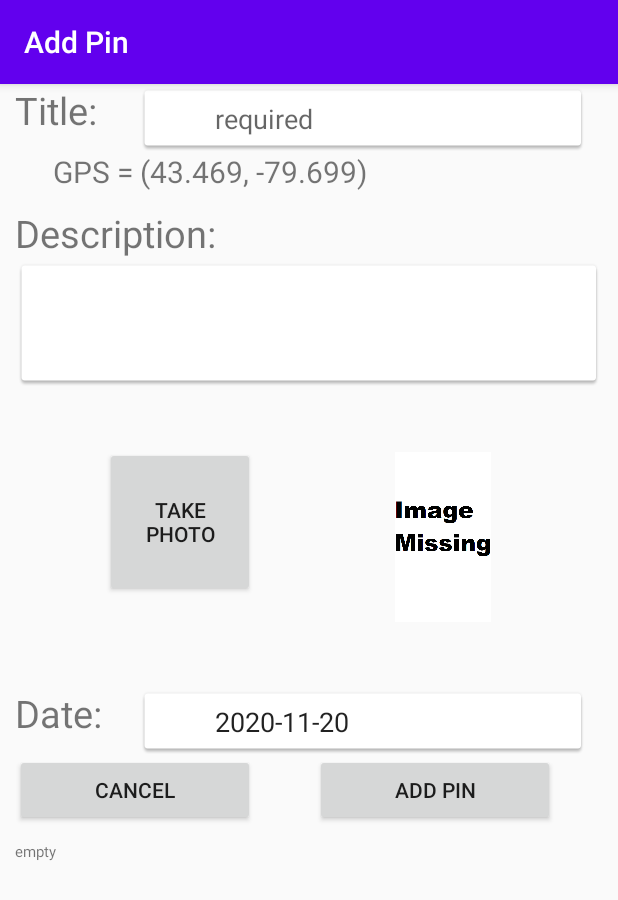
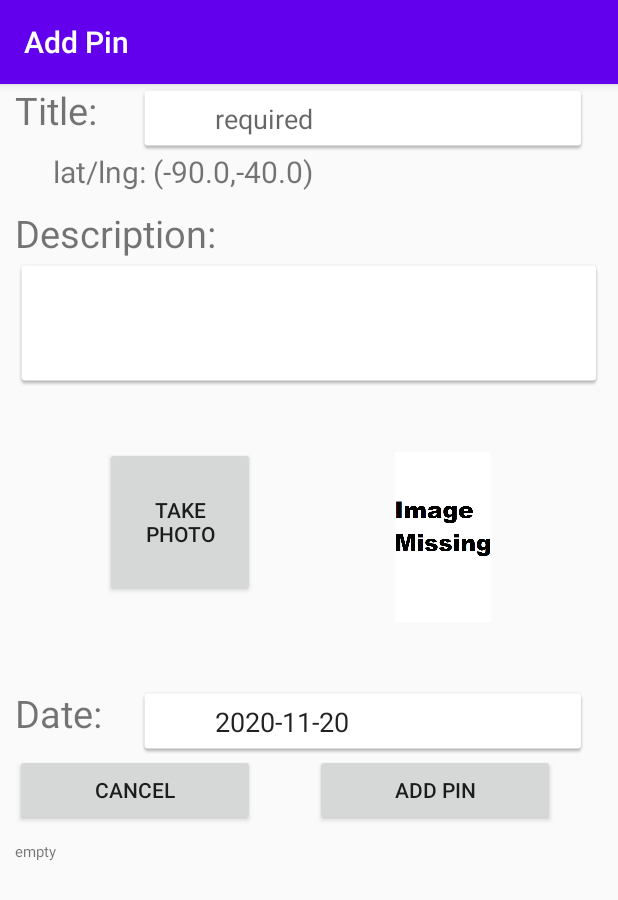
Before and after one commit to J-Way/StarrWay_AndroidFinalProject, an Android app: the screen it shows after launch (AddPinActivity), on a phone screen of 412 x 824 dp. Shown: the top 900 px of the screen. Run offline under Robolectric (Android 15) with nearby library versions, the phone set to English and light mode, and no system bars.

Commit message:
pin passed back

```diff
--- a/app/src/main/java/com/example/starrway_androidfinalproject/AddPinActivity.kt
+++ b/app/src/main/java/com/example/starrway_androidfinalproject/AddPinActivity.kt
@@ -24,6 +24,7 @@ class AddPinActivity : AppCompatActivity() {
         etDescription.setText(MapsActivity.activePin.description)
         etTitle.setText( MapsActivity.activePin.title)
         tvPhotoPath.setText(MapsActivity.activePin.photoPath)
+        tvGPS.text = (MapsActivity.activePin.latLng.toString())
 
         val minLength=7
         if (tvPhotoPath.text.toString().length>=minLength){
--- a/app/src/main/java/com/example/starrway_androidfinalproject/MapsActivity.kt
+++ b/app/src/main/java/com/example/starrway_androidfinalproject/MapsActivity.kt
@@ -1,6 +1,8 @@
 package com.example.starrway_androidfinalproject
 
 import android.app.Activity
+import android.app.AlertDialog
+import android.content.DialogInterface
 import android.content.Intent
 import android.content.IntentSender
 import android.content.pm.PackageManager
@@ -36,21 +38,18 @@ class MapsActivity : AppCompatActivity(), OnMapReadyCallback, OnMyLocationButton
     /*TODO
     - provide more comments
     - check that location and network permission are given / accessible
-    - add pin by current location
-    - add pin by searched location
-    - add context / disability info to UI elements
     - add strings to resource file
     - load pins from db
+    - have a failsafe point if location disabled
      */
 
 
     private lateinit var map: GoogleMap
     private lateinit var fusedLocationClient: FusedLocationProviderClient
     private lateinit var lastLocation: Location
-
     private lateinit var locationCallback: LocationCallback
-
     private lateinit var locationRequest: LocationRequest
+    private lateinit var alertBuilder: AlertDialog.Builder
     private var locationUpdateState = false
 
     companion object {
@@ -59,7 +58,6 @@ class MapsActivity : AppCompatActivity(), OnMapReadyCallback, OnMyLocationButton
         private const val AUTOCOMPLETE_REQUEST_CODE  = 3
         public var activePin: Pin =
             Pin()
-
     }
 
     // brought in through merge
@@ -139,8 +137,6 @@ class MapsActivity : AppCompatActivity(), OnMapReadyCallback, OnMyLocationButton
 
     override fun onActivityResult(requestCode: Int, resultCode: Int, data: Intent?) {
         super.onActivityResult(requestCode, resultCode, data)
-
-
         if (requestCode == REQUEST_CHECK_SETTINGS) {
             if (resultCode == Activity.RESULT_OK) {
                 locationUpdateState = true
@@ -254,7 +250,13 @@ class MapsActivity : AppCompatActivity(), OnMapReadyCallback, OnMyLocationButton
 
         val fabAddPin = findViewById<FloatingActionButton>(R.id.fabAddPin)
         fabAddPin.setOnClickListener{
+            alertBuilder = AlertDialog.Builder(this)
+            alertBuilder.setTitle("Add Pin?")
+            alertBuilder.setPositiveButton("Yes", {dialog, which -> addPin(which)})
+            alertBuilder.setNegativeButton("No", { dialog, which -> addPin(which)})
+            alertBuilder.setMessage("Would you like to add this location to your records?")
 
+            alertBuilder.show()
         }
 
         fusedLocationClient = LocationServices.getFusedLocationProviderClient(this)
@@ -292,8 +294,13 @@ class MapsActivity : AppCompatActivity(), OnMapReadyCallback, OnMyLocationButton
         setUpMap()
     }
 
-    fun addPin(){
-        // change activites with prompt here
+    fun addPin(choice : Int){
+        // add a pin
+        if(choice == -1){
+            val intent = Intent(this, AddPinActivity::class.java)
+            startActivity(intent)
+        }
+        // have a toast if "no" selected?
     }
 
     override fun onMarkerClick(p0: Marker?) = false
--- a/app/src/main/java/com/example/starrway_androidfinalproject/Pin.kt
+++ b/app/src/main/java/com/example/starrway_androidfinalproject/Pin.kt
@@ -12,7 +12,7 @@ class Pin {
     var date: String=LocalDate.now().toString()
     var photoPath:String="empty"
 
-    lateinit var latLng:LatLng
+    var latLng:LatLng = LatLng(-400.0,-400.0)
 
     constructor(){}
     constructor(title:String, description:String, date: String, photoPath: String){
--- a/app/src/main/res/layout/activity_add_pin.xml
+++ b/app/src/main/res/layout/activity_add_pin.xml
@@ -19,16 +19,16 @@
         android:layout_marginRight="10dp"
         android:hint="required"
         android:background="@drawable/common_google_signin_btn_text_light_normal_background"/>
+
     <TextView
         android:id="@+id/tvGPS"
         android:layout_width="match_parent"
+        android:layout_height="wrap_content"
+        android:layout_below="@+id/tvTitle"
         android:layout_marginLeft="25dp"
         android:layout_marginTop="10dp"
-        android:layout_height="wrap_content"
-        android:text="GPS = (43.469, -79.699)"
-        android:layout_below="@+id/tvTitle"
-        android:textSize="20dp"
-        />
+        android:text="GPS = (lat, lng)"
+        android:textSize="20dp" />
     <TextView
         android:id="@+id/tvDescription"
         android:layout_width="match_parent"
```
